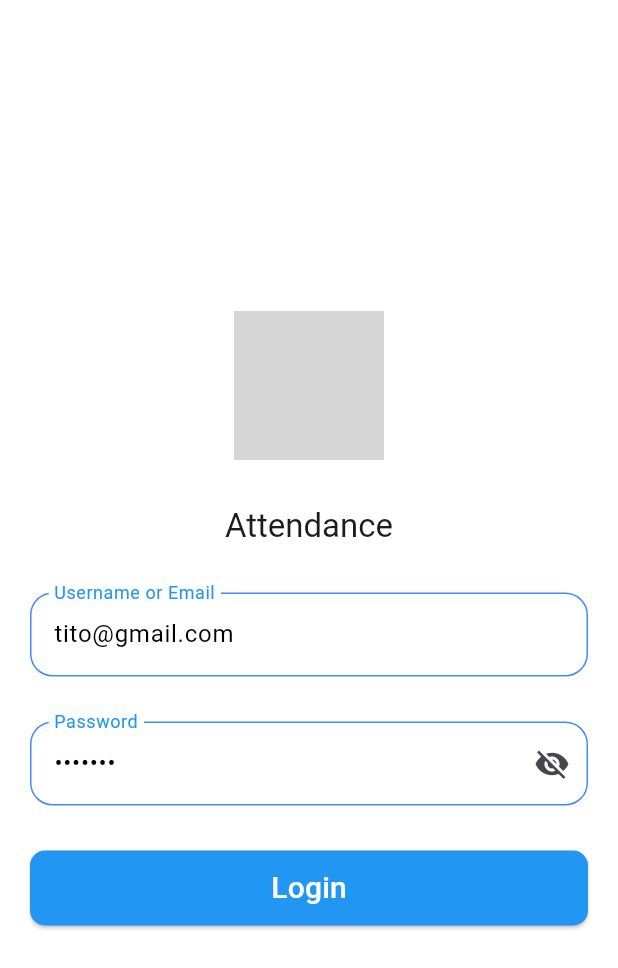
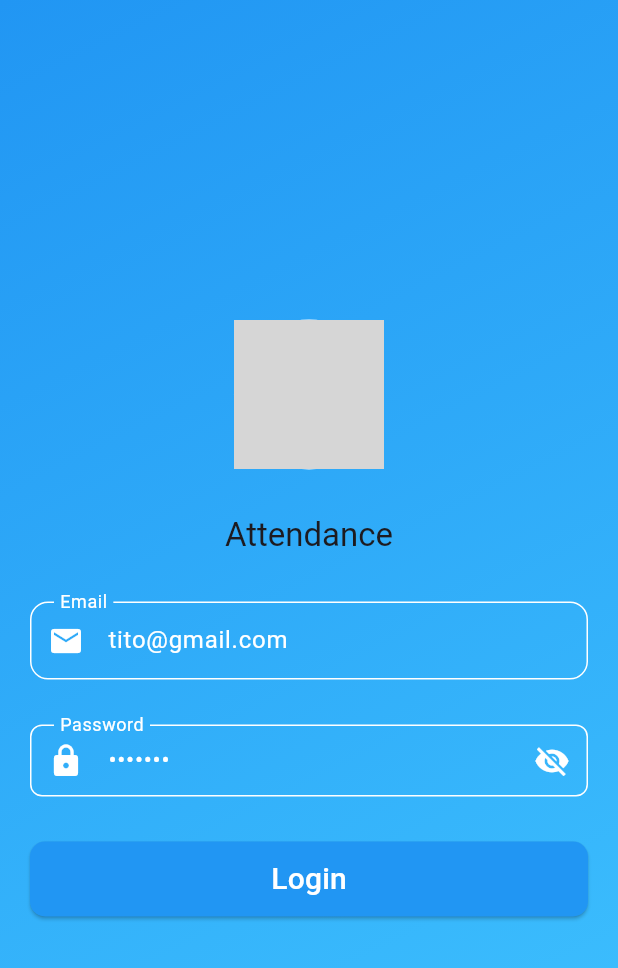
Before and after one commit to vichea-tech/ams-mobile-attendence-management, a Flutter app: the screen it shows after launch, on a phone screen of 412 x 824 dp. Shown: the top 968 px of the screen. Run offline on Flutter 3.47's test engine with Material 3 defaults, Android fonts, the phone set to English and light mode, and no system bars; our stand-ins replace get, get_storage; missing offline and left inert: qr_code_scanner_plus; grey boxes are pictures that could not be loaded.

Commit message:
update login screen

```diff
--- a/lib/app/auth/controllers/login_controller.dart
+++ b/lib/app/auth/controllers/login_controller.dart
@@ -8,6 +8,9 @@ class LoginController extends GetxController {
   final emailController = TextEditingController(text: "tito@gmail.com");
 
   var isVisible = false.obs;
+  var rememberMe = false.obs;
+  var isLoading = false.obs;
+  var errorMessage = ''.obs;
   var isEmailValid = true.obs;
   var isPassword = true.obs;
 
--- a/lib/app/auth/views/login_screen.dart
+++ b/lib/app/auth/views/login_screen.dart
@@ -3,7 +3,6 @@ import 'package:attendance_app/components/buttons/my_buttons.dart';
 import 'package:attendance_app/components/fields/input_field.dart';
 import 'package:flutter/material.dart';
 import 'package:get/get.dart';
-import 'package:get_storage/get_storage.dart';
 
 class LoginScreen extends StatelessWidget {
   LoginScreen({super.key});
@@ -13,7 +12,15 @@ class LoginScreen extends StatelessWidget {
   @override
   Widget build(BuildContext context) {
     return Scaffold(
-      body: SafeArea(
+      body: Container(
+        decoration: const BoxDecoration(
+          gradient: LinearGradient(
+            colors: [Colors.blue, Colors.lightBlueAccent],
+            begin: Alignment.topLeft,
+            end: Alignment.bottomRight,
+          ),
+        ),
+        child: SafeArea(
           child: Padding(
             padding: const EdgeInsets.all(20.0),
             child: Center(
@@ -34,15 +41,27 @@ class LoginScreen extends StatelessWidget {
                     Text(
                       "Attendance",
                       style: Theme.of(context).textTheme.titleLarge,
+                      selectionColor: Colors.white,
                     ),
                     const SizedBox(
                       height: 30,
                     ),
                     InputField(
                       controller: controller.emailController,
-                    labelText: 'Username or Email',
+                      labelText: 'Email',
+                      labelStyle: const TextStyle(color: Colors.white),
+                      hintText: 'Enter your email',
+                      textStyle: const TextStyle(color: Colors.white),
+                      prefixIcon: const Icon(Icons.email, color: Colors.white),
+                      keyboardType: TextInputType.emailAddress,
                       validator: controller.validateEmail,
-                    keyboardType: TextInputType.emailAddress,
+                      borderColor: Colors.white,
+                      borderRadius: 12.0,
+                      contentPadding: const EdgeInsets.symmetric(
+                          vertical: 14, horizontal: 16),
+                      onChanged: (value) {
+                        print('Email: $value');
+                      },
                     ),
                     const SizedBox(
                       height: 30,
@@ -51,13 +70,17 @@ class LoginScreen extends StatelessWidget {
                       () => InputField(
                         controller: controller.passwordController,
                         labelText: 'Password',
+                        labelStyle: const TextStyle(color: Colors.white),
+                        textStyle: const TextStyle(color: Colors.white),
+                        prefixIcon: const Icon(Icons.lock, color: Colors.white),
                         validator: controller.validatePassword,
                         keyboardType: TextInputType.visiblePassword,
                         obscureText: !controller.isVisible.value,
+                        borderColor: Colors.white,
                         suffixIcon: IconButton(
                           icon: Icon(controller.isVisible.value
                               ? Icons.visibility
-                            : Icons.visibility_off),
+                              : Icons.visibility_off, color: Colors.white,),
                           onPressed: controller.toggleVisibility,
                         ),
                       ),
@@ -77,6 +100,7 @@ class LoginScreen extends StatelessWidget {
             ),
           ),
         ),
+      ),
     );
   }
 }
--- a/lib/components/fields/input_field.dart
+++ b/lib/components/fields/input_field.dart
@@ -1,5 +1,4 @@
 import 'package:flutter/material.dart';
-import 'package:get/get.dart';
 
 class InputField extends StatelessWidget {
   final TextEditingController controller;
@@ -10,6 +9,17 @@ class InputField extends StatelessWidget {
   final Widget? prefixIcon;
   final Widget? suffixIcon;
   final String? hintText;
+  final String? helperText;
+  final String? errorText;
+  final bool autofocus;
+  final FocusNode? focusNode;
+  final void Function(String)? onChanged;
+  final InputDecoration? decoration;
+  final TextStyle? labelStyle;
+  final TextStyle? textStyle;
+  final Color? borderColor;
+  final double borderRadius;
+  final EdgeInsetsGeometry? contentPadding;
 
   const InputField({
     super.key,
@@ -21,23 +31,77 @@ class InputField extends StatelessWidget {
     this.suffixIcon,
     this.prefixIcon,
     this.hintText,
+    this.helperText,
+    this.errorText,
+    this.autofocus = false,
+    this.focusNode,
+    this.onChanged,
+    this.decoration,
+    this.labelStyle,
+    this.textStyle,
+    this.borderColor,
+    this.borderRadius = 8.0,
+    this.contentPadding,
   });
 
   @override
   Widget build(BuildContext context) {
     return TextFormField(
       controller: controller,
-      decoration: InputDecoration(
-        labelText: labelText,
-        border: OutlineInputBorder(),
-        errorStyle: TextStyle(color: Colors.red),
-        suffixIcon: suffixIcon,
-        prefix: prefixIcon,
-        hintText: hintText,
-      ),
+      decoration: decoration ??
+          InputDecoration(
+            labelText: labelText,
+            hintText: hintText,
+            helperText: helperText,
+            errorText: errorText,
+            prefixIcon: prefixIcon,
+            suffixIcon: suffixIcon,
+            border: OutlineInputBorder(
+              borderRadius: BorderRadius.circular(borderRadius),
+              borderSide: BorderSide(
+                color: borderColor ?? Colors.grey,
+              ),
+            ),
+            enabledBorder: OutlineInputBorder(
+              borderRadius: BorderRadius.circular(borderRadius),
+              borderSide: BorderSide(
+                color: borderColor ?? Colors.grey,
+              ),
+            ),
+            focusedBorder: OutlineInputBorder(
+              borderRadius: BorderRadius.circular(borderRadius),
+              borderSide: BorderSide(
+                color: borderColor ?? Colors.blue,
+                width: 2,
+              ),
+            ),
+            errorBorder: OutlineInputBorder(
+              borderRadius: BorderRadius.circular(borderRadius),
+              borderSide: const BorderSide(
+                color: Colors.red,
+                width: 2,
+              ),
+            ),
+            focusedErrorBorder: OutlineInputBorder(
+              borderRadius: BorderRadius.circular(borderRadius),
+              borderSide: const BorderSide(
+                color: Colors.red,
+                width: 2,
+              ),
+            ),
+            contentPadding: contentPadding ??
+                const EdgeInsets.symmetric(vertical: 12, horizontal: 16),
+            labelStyle: labelStyle ?? const TextStyle(color: Colors.grey),
+            hintStyle: const TextStyle(color: Colors.grey),
+            errorStyle: const TextStyle(color: Colors.red),
+          ),
       keyboardType: keyboardType,
       obscureText: obscureText,
       validator: validator,
+      autofocus: autofocus,
+      focusNode: focusNode,
+      onChanged: onChanged,
+      style: textStyle ?? const TextStyle(color: Colors.black),
     );
   }
 }
```
Also changed, not shown: lib/api/constance_api.dart (added). Lines whose indentation alone changed are shown as unchanged.
